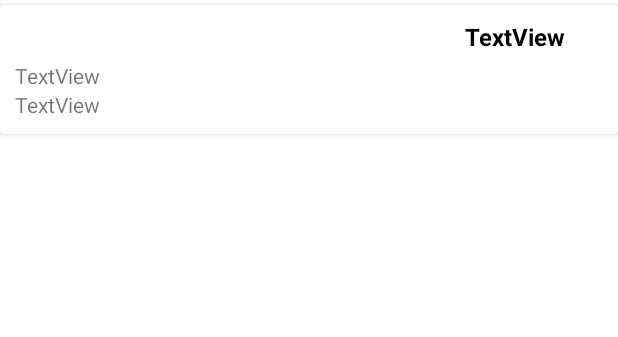
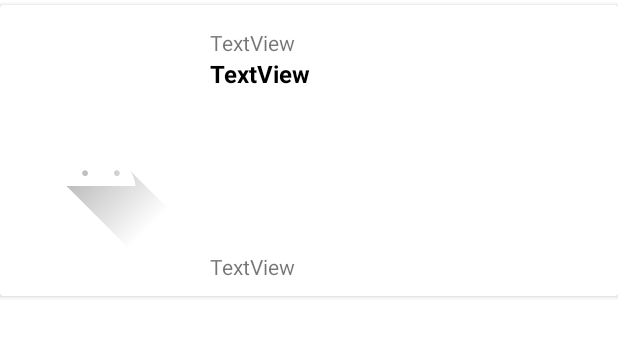
Before and after one commit to engibaryan/RetrofitPractiseBackup, an Android app: the layout list_item.xml on its own in the app's theme, with its tools: preview values and no code run, on a phone screen of 412 x 824 dp. Shown: the top 337 px of the screen. Run offline under Robolectric (Android 15) with nearby library versions, the phone set to English and light mode, and no system bars; network calls fail.

Commit message:
NewsApi working

```diff
--- a/app/build.gradle
+++ b/app/build.gradle
@@ -42,6 +42,8 @@ dependencies {
     implementation 'com.squareup.okhttp3:logging-interceptor:4.2.1'
     implementation 'com.squareup.okhttp3:okhttp:4.2.1'
 
+    implementation 'com.squareup.picasso:picasso:2.71828'
+
     implementation 'androidx.core:core-ktx:1.7.0'
     implementation 'androidx.appcompat:appcompat:1.6.1'
     implementation 'com.google.android.material:material:1.8.0'
--- a/app/src/main/java/com/example/retrofitlesson/adapter/ProductAdapter.kt
+++ b/app/src/main/java/com/example/retrofitlesson/adapter/ProductAdapter.kt
@@ -9,6 +9,7 @@ import androidx.recyclerview.widget.RecyclerView
 import com.example.retrofitlesson.R
 import com.example.retrofitlesson.databinding.ListItemBinding
 import com.example.retrofitlesson.retrofit.ArticleX
+import com.squareup.picasso.Picasso
 
 class ProductAdapter: ListAdapter<ArticleX, ProductAdapter.Holder>(Comparator()) {
 
@@ -16,9 +17,11 @@ class ProductAdapter: ListAdapter<ArticleX, ProductAdapter.Holder>(Comparator())
         private val binding = ListItemBinding.bind(view)
 
         fun bind(product: ArticleX) = with(binding) {
+            author.text = product.author
             title.text = product.title
             description.text = product.publishedAt
-//            price.text = product.content
+            Picasso.get().load(product.urlToImage).into(image)
+
         }
     }
 
--- a/app/src/main/res/layout/list_item.xml
+++ b/app/src/main/res/layout/list_item.xml
@@ -12,26 +12,35 @@
         android:orientation="vertical">
 
         <TextView
+            android:id="@+id/description"
+            android:layout_width="match_parent"
+            android:layout_height="wrap_content"
+            android:layout_marginLeft="130dp"
+            android:layout_marginTop="5dp"
+            android:text="TextView" />
+
+        <TextView
             android:id="@+id/title"
             android:layout_width="match_parent"
             android:layout_height="wrap_content"
-            android:layout_marginLeft="300dp"
+            android:layout_marginLeft="130dp"
             android:text="TextView"
             android:textColor="#000000"
             android:textSize="16sp"
             android:textStyle="bold" />
 
+        <ImageView
+            android:id="@+id/image"
+            android:layout_width="wrap_content"
+            android:layout_height="wrap_content"
+            android:layout_marginLeft="3dp"
+            app:srcCompat="@drawable/ic_launcher_foreground" />
+
         <TextView
-            android:id="@+id/description"
+            android:id="@+id/author"
             android:layout_width="match_parent"
             android:layout_height="wrap_content"
-            android:layout_marginTop="5dp"
-            android:text="TextView" />
-
-        <TextView
-            android:id="@+id/price"
-            android:layout_width="match_parent"
-            android:layout_height="wrap_content"
+            android:layout_marginLeft="130dp"
             android:text="TextView" />
 
     </LinearLayout>
```
